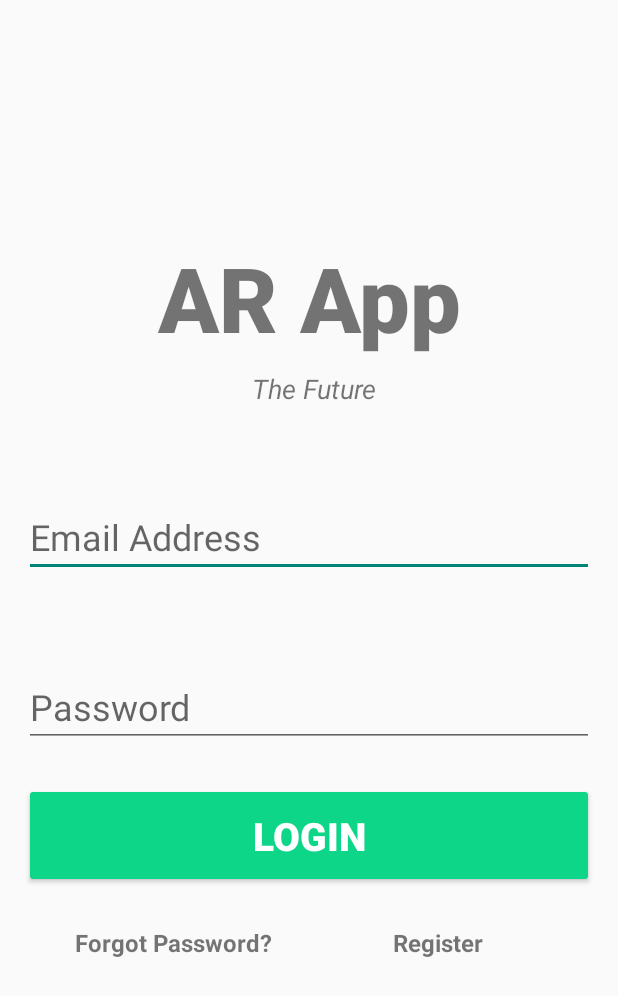
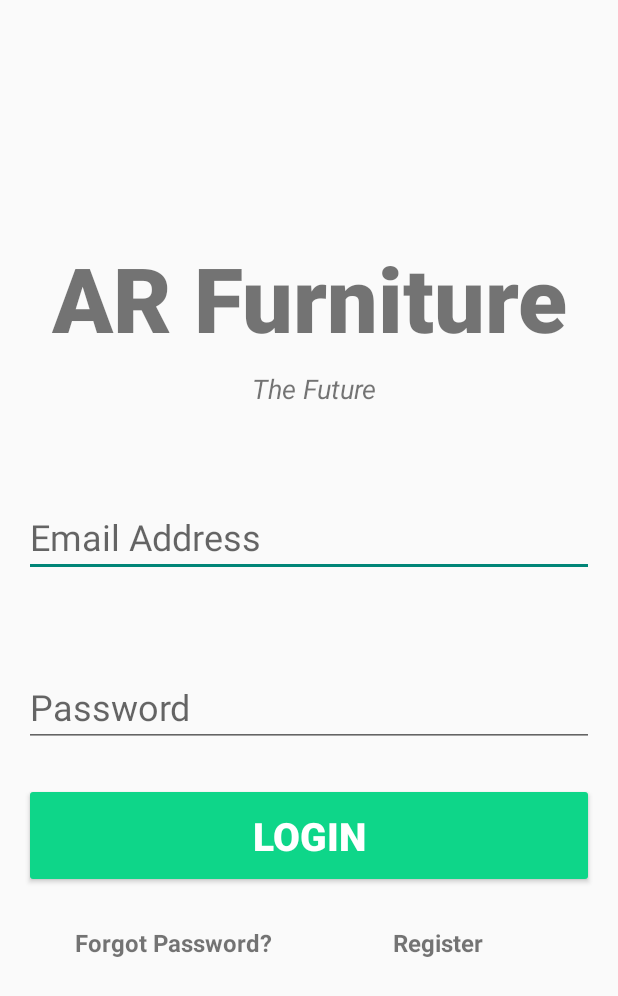
Before and after one commit to WSU-4110/AugmentedReality, an Android app: the screen it shows after launch (MainActivity), on a phone screen of 412 x 824 dp. Shown: the top 996 px of the screen. Run offline under Robolectric (Android 15) with nearby library versions, the phone set to English and light mode, and no system bars; our stand-ins replace Firebase (no records; nobody signed in at launch, a user with empty details on screens opened directly).

Commit message:
Change name of app name banner

```diff
--- a/androidApp/app/src/main/res/layout/activity_main.xml
+++ b/androidApp/app/src/main/res/layout/activity_main.xml
@@ -12,7 +12,7 @@
         android:layout_height="wrap_content"
         android:layout_marginTop="50dp"
         android:fontFamily="sans-serif-black"
-        android:text="AR App"
+        android:text="AR Furniture"
         android:textAlignment="center"
         android:textSize="60sp"
         android:textStyle="bold"
--- a/androidApp/app/src/main/res/layout/activity_registeruser.xml
+++ b/androidApp/app/src/main/res/layout/activity_registeruser.xml
@@ -10,7 +10,7 @@
         android:id="@+id/banner"
         android:layout_width="match_parent"
         android:layout_height="wrap_content"
-        android:text="AR APP"
+        android:text="AR Furniture"
         android:textSize="60sp"
         android:textAlignment="center"
         android:textStyle="bold"
```
